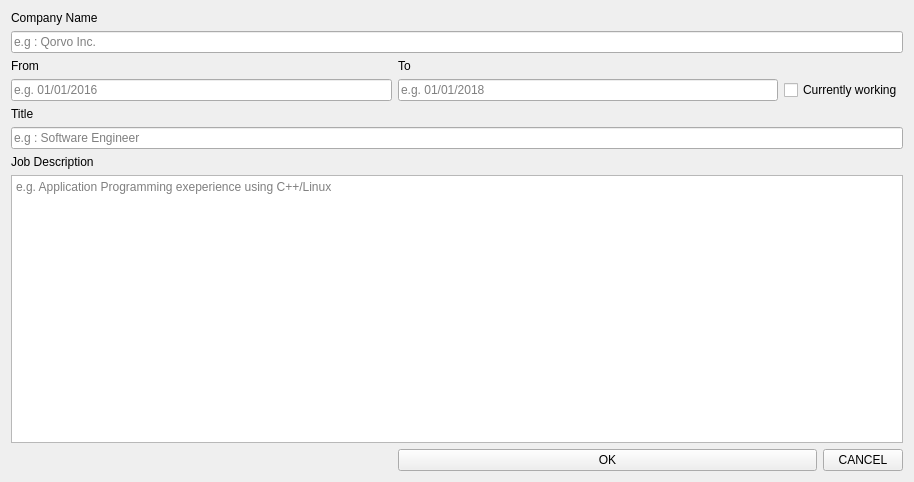
Above: ResumeManager/workexperiencedetails.ui from vkaushikregis/practicum before the change. Below: the same form after it.
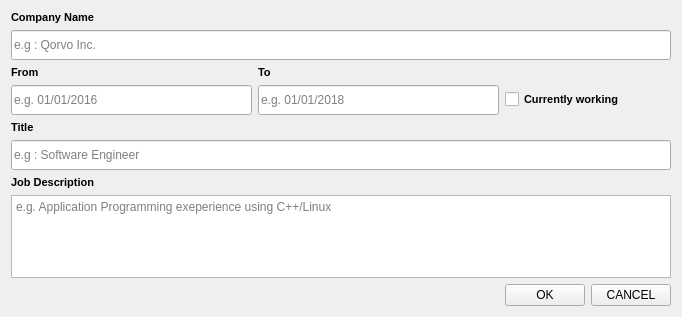
That is the form after the change.

Diff of the .ui file:
```diff
--- a/ResumeManager/workexperiencedetails.ui
+++ b/ResumeManager/workexperiencedetails.ui
@@ -6,8 +6,8 @@
    <rect>
     <x>0</x>
     <y>0</y>
-    <width>914</width>
-    <height>482</height>
+    <width>682</width>
+    <height>317</height>
    </rect>
   </property>
   <property name="windowTitle">
@@ -16,6 +16,14 @@
   <layout class="QGridLayout" name="gridLayout">
    <item row="0" column="0">
     <widget class="QLabel" name="label_10">
+     <property name="font">
+      <font>
+       <pointsize>8</pointsize>
+       <weight>75</weight>
+       <bold>true</bold>
+       <strikeout>false</strikeout>
+      </font>
+     </property>
      <property name="text">
       <string>Company Name </string>
      </property>
@@ -23,6 +31,12 @@
    </item>
    <item row="1" column="0" colspan="4">
     <widget class="QLineEdit" name="companyLineEdit">
+     <property name="minimumSize">
+      <size>
+       <width>0</width>
+       <height>30</height>
+      </size>
+     </property>
      <property name="placeholderText">
       <string>e.g : Qorvo Inc.</string>
      </property>
@@ -30,6 +44,13 @@
    </item>
    <item row="2" column="0">
     <widget class="QLabel" name="label_11">
+     <property name="font">
+      <font>
+       <pointsize>8</pointsize>
+       <weight>75</weight>
+       <bold>true</bold>
+      </font>
+     </property>
      <property name="text">
       <string>From</string>
      </property>
@@ -37,6 +58,13 @@
    </item>
    <item row="2" column="1">
     <widget class="QLabel" name="label_12">
+     <property name="font">
+      <font>
+       <pointsize>8</pointsize>
+       <weight>75</weight>
+       <bold>true</bold>
+      </font>
+     </property>
      <property name="text">
       <string>To</string>
      </property>
@@ -44,6 +72,12 @@
    </item>
    <item row="3" column="0">
     <widget class="QLineEdit" name="FromWorkExLineEdit">
+     <property name="minimumSize">
+      <size>
+       <width>0</width>
+       <height>30</height>
+      </size>
+     </property>
      <property name="placeholderText">
       <string>e.g. 01/01/2016</string>
      </property>
@@ -51,6 +85,12 @@
    </item>
    <item row="3" column="1">
     <widget class="QLineEdit" name="toWorkExLineEdit">
+     <property name="minimumSize">
+      <size>
+       <width>0</width>
+       <height>30</height>
+      </size>
+     </property>
      <property name="placeholderText">
       <string>e.g. 01/01/2018</string>
      </property>
@@ -58,6 +98,13 @@
    </item>
    <item row="3" column="2" colspan="2">
     <widget class="QCheckBox" name="checkBoxCurrentlyWorking">
+     <property name="font">
+      <font>
+       <pointsize>8</pointsize>
+       <weight>75</weight>
+       <bold>true</bold>
+      </font>
+     </property>
      <property name="text">
       <string>Currently working</string>
      </property>
@@ -65,6 +112,13 @@
    </item>
    <item row="4" column="0">
     <widget class="QLabel" name="label_13">
+     <property name="font">
+      <font>
+       <pointsize>8</pointsize>
+       <weight>75</weight>
+       <bold>true</bold>
+      </font>
+     </property>
      <property name="text">
       <string>Title</string>
      </property>
@@ -72,6 +126,12 @@
    </item>
    <item row="5" column="0" colspan="4">
     <widget class="QLineEdit" name="titleLineEdit">
+     <property name="minimumSize">
+      <size>
+       <width>0</width>
+       <height>30</height>
+      </size>
+     </property>
      <property name="placeholderText">
       <string>e.g : Software Engineer</string>
      </property>
@@ -79,6 +139,13 @@
    </item>
    <item row="6" column="0">
     <widget class="QLabel" name="label_14">
+     <property name="font">
+      <font>
+       <pointsize>8</pointsize>
+       <weight>75</weight>
+       <bold>true</bold>
+      </font>
+     </property>
      <property name="text">
       <string>Job Description</string>
      </property>
@@ -86,18 +153,17 @@
    </item>
    <item row="7" column="0" colspan="4">
     <widget class="QTextEdit" name="jobDescriptionTextEdit">
+     <property name="minimumSize">
+      <size>
+       <width>0</width>
+       <height>40</height>
+      </size>
+     </property>
      <property name="placeholderText">
       <string>e.g. Application Programming exeperience using C++/Linux</string>
      </property>
     </widget>
    </item>
-   <item row="8" column="1" colspan="2">
-    <widget class="QPushButton" name="pushButtonWorkExOK">
-     <property name="text">
-      <string>OK</string>
-     </property>
-    </widget>
-   </item>
    <item row="8" column="3">
     <widget class="QPushButton" name="pushButtonWorkExCancel">
      <property name="text">
@@ -105,6 +171,13 @@
      </property>
     </widget>
    </item>
+   <item row="8" column="2">
+    <widget class="QPushButton" name="pushButtonWorkExOK">
+     <property name="text">
+      <string>OK</string>
+     </property>
+    </widget>
+   </item>
   </layout>
  </widget>
  <resources/>
```
